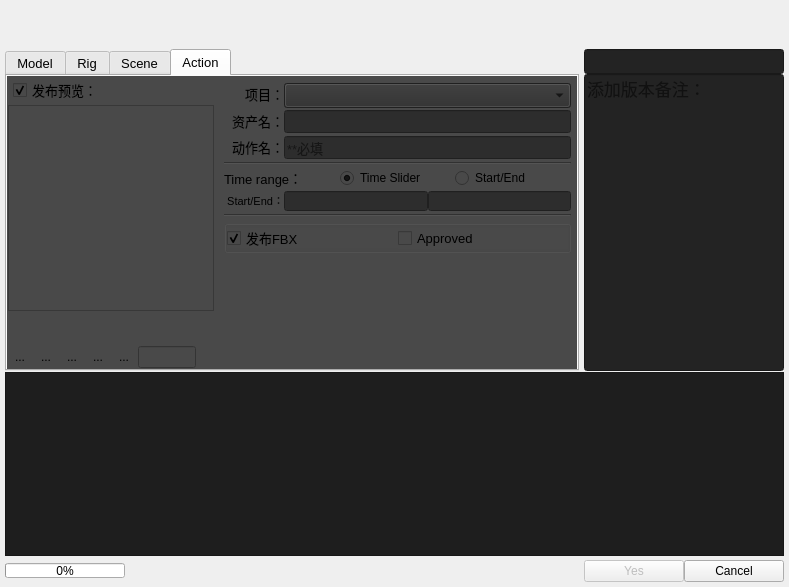
Before: the Qt Designer form scripts/tools_publish/PublishTools/ui/PublishTool.ui in ShelovSun/CGTools_Maya, drawn with Qt 5.
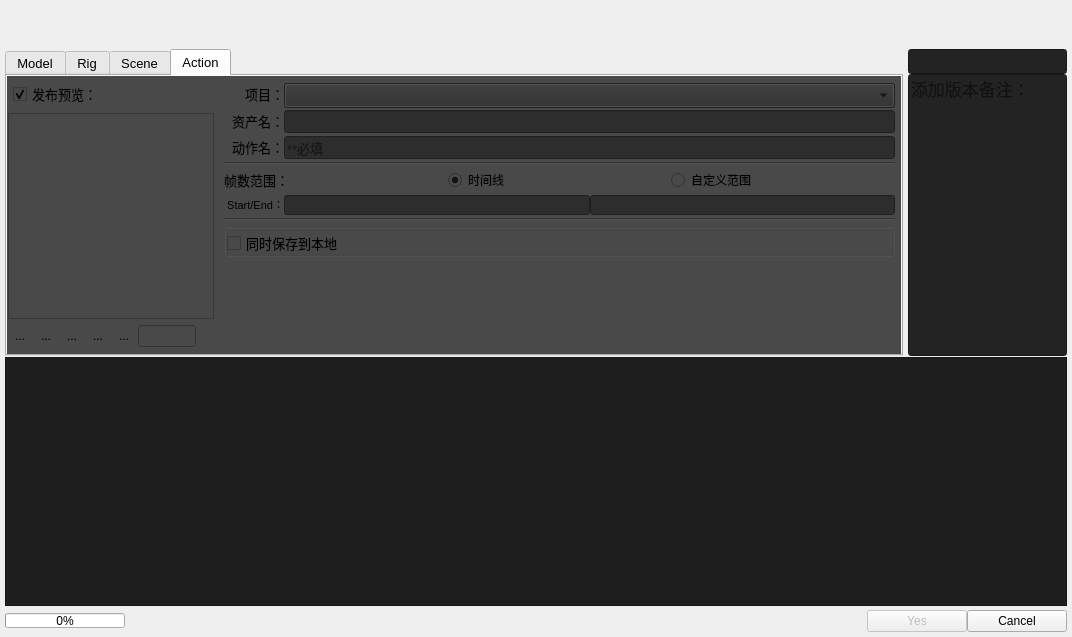
After: the same form once the commit is applied.

```diff
--- a/scripts/tools_publish/PublishTools/ui/PublishTool.ui
+++ b/scripts/tools_publish/PublishTools/ui/PublishTool.ui
@@ -6,8 +6,8 @@
    <rect>
     <x>0</x>
     <y>0</y>
-    <width>789</width>
-    <height>587</height>
+    <width>1072</width>
+    <height>637</height>
    </rect>
   </property>
   <property name="font">
@@ -2198,7 +2198,7 @@
                  <item row="0" column="0">
                   <widget class="QLabel" name="Preview_label_ac">
                    <property name="sizePolicy">
-                    <sizepolicy hsizetype="Fixed" vsizetype="Fixed">
+                    <sizepolicy hsizetype="Preferred" vsizetype="Preferred">
                      <horstretch>0</horstretch>
                      <verstretch>0</verstretch>
                     </sizepolicy>
@@ -2211,8 +2211,8 @@
                    </property>
                    <property name="maximumSize">
                     <size>
-                     <width>200</width>
-                     <height>200</height>
+                     <width>800</width>
+                     <height>800</height>
                     </size>
                    </property>
                    <property name="text">
@@ -2226,22 +2226,6 @@
                 </layout>
                </widget>
               </item>
-              <item>
-               <spacer name="verticalSpacer_7">
-                <property name="orientation">
-                 <enum>Qt::Vertical</enum>
-                </property>
-                <property name="sizeType">
-                 <enum>QSizePolicy::Preferred</enum>
-                </property>
-                <property name="sizeHint" stdset="0">
-                 <size>
-                  <width>20</width>
-                  <height>40</height>
-                 </size>
-                </property>
-               </spacer>
-              </item>
               <item>
                <layout class="QHBoxLayout" name="horizontalLayout_27">
                 <item>
@@ -2568,7 +2552,7 @@
                    </font>
                   </property>
                   <property name="text">
-                   <string>Time range：</string>
+                   <string>帧数范围：</string>
                   </property>
                   <property name="alignment">
                    <set>Qt::AlignLeading|Qt::AlignLeft|Qt::AlignVCenter</set>
@@ -2578,7 +2562,7 @@
                 <item>
                  <widget class="QRadioButton" name="time_slider_rBttn">
                   <property name="text">
-                   <string>Time Slider</string>
+                   <string>时间线</string>
                   </property>
                   <property name="checked">
                    <bool>true</bool>
@@ -2588,7 +2572,7 @@
                 <item>
                  <widget class="QRadioButton" name="start_end_rbttn">
                   <property name="text">
-                   <string>Start/End</string>
+                   <string>自定义范围</string>
                   </property>
                  </widget>
                 </item>
@@ -2722,21 +2706,11 @@
                  <property name="spacing">
                   <number>0</number>
                  </property>
-                 <item row="0" column="1">
-                  <widget class="QCheckBox" name="approved_cBox_4">
-                   <property name="font">
-                    <font>
-                     <family>Microsoft YaHei UI</family>
-                     <pointsize>10</pointsize>
-                    </font>
-                   </property>
-                   <property name="text">
-                    <string>Approved</string>
-                   </property>
-                  </widget>
-                 </item>
                  <item row="0" column="0">
-                  <widget class="QCheckBox" name="fbx_cBox_4">
+                  <widget class="QCheckBox" name="save_action_cBox">
+                   <property name="enabled">
+                    <bool>true</bool>
+                   </property>
                    <property name="maximumSize">
                     <size>
                      <width>16777215</width>
@@ -2750,10 +2724,10 @@
                     </font>
                    </property>
                    <property name="text">
-                    <string>发布FBX</string>
+                    <string>同时保存到本地</string>
                    </property>
                    <property name="checked">
-                    <bool>true</bool>
+                    <bool>false</bool>
                    </property>
                   </widget>
                  </item>
@@ -2790,8 +2764,17 @@
        <property name="spacing">
         <number>0</number>
        </property>
+       <property name="sizeConstraint">
+        <enum>QLayout::SetMinimumSize</enum>
+       </property>
        <item>
         <widget class="QLineEdit" name="logName_lineEdit">
+         <property name="sizePolicy">
+          <sizepolicy hsizetype="Preferred" vsizetype="Fixed">
+           <horstretch>0</horstretch>
+           <verstretch>0</verstretch>
+          </sizepolicy>
+         </property>
          <property name="minimumSize">
           <size>
            <width>0</width>
@@ -2820,14 +2803,14 @@
        <item>
         <widget class="QLineEdit" name="info_lineEdit">
          <property name="sizePolicy">
-          <sizepolicy hsizetype="Expanding" vsizetype="Expanding">
+          <sizepolicy hsizetype="Preferred" vsizetype="Preferred">
            <horstretch>0</horstretch>
            <verstretch>0</verstretch>
           </sizepolicy>
          </property>
          <property name="minimumSize">
           <size>
-           <width>200</width>
+           <width>0</width>
            <height>0</height>
           </size>
          </property>
```
